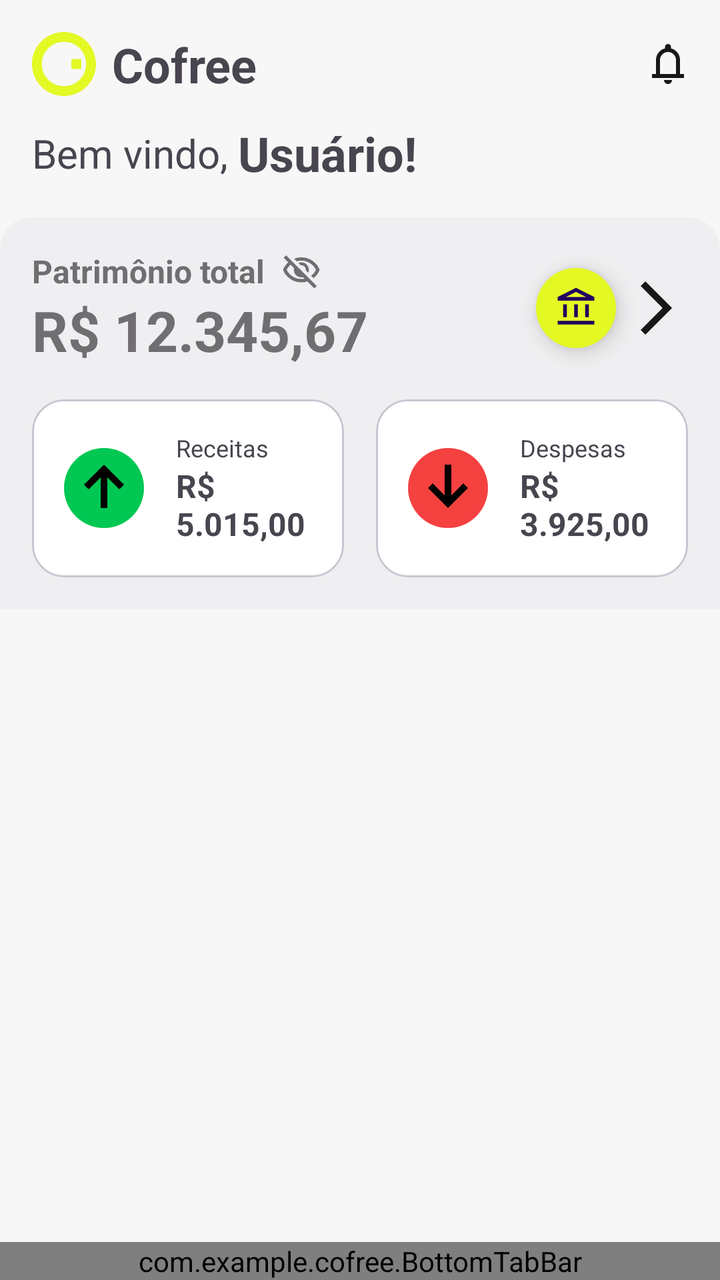
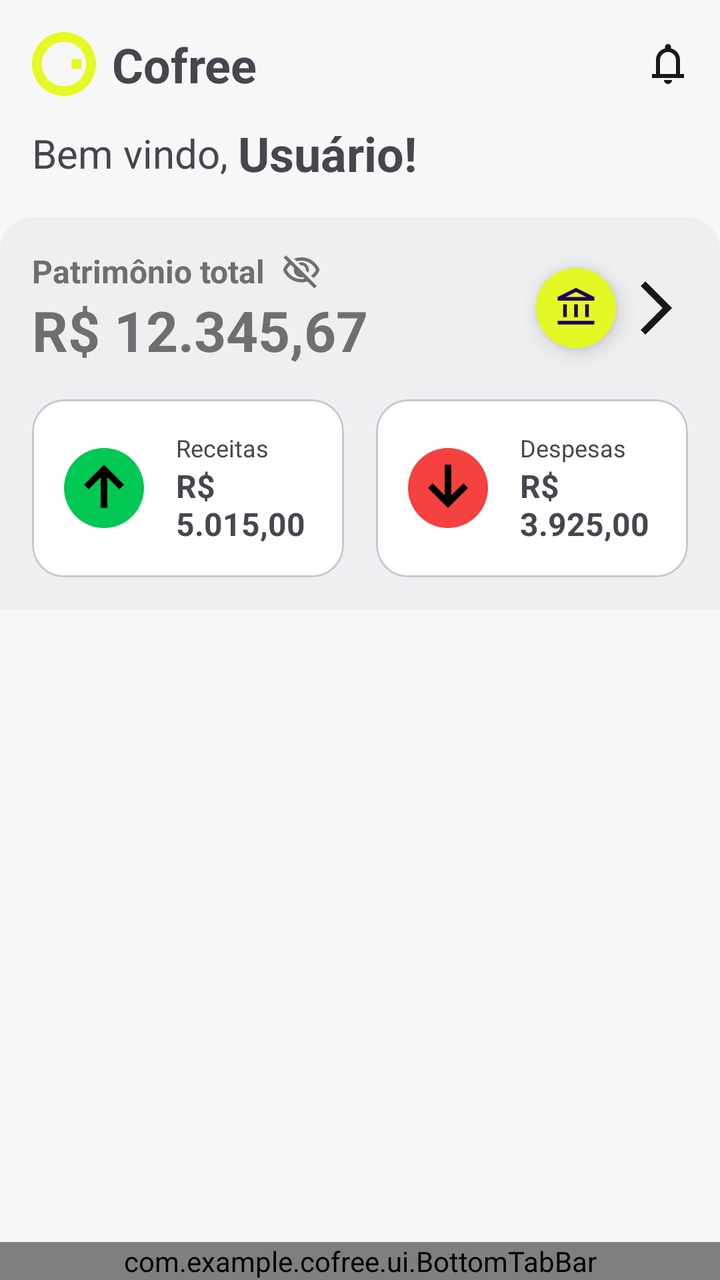

Before-and-after screenshots of an Android layout around one commit, followed by the original layout XML and the change that was made.
<!-- AndroidManifest.xml: application theme Theme.Cofree -->
<!-- res/layout/activity_home.xml -->
<?xml version="1.0" encoding="utf-8"?>
<androidx.constraintlayout.widget.ConstraintLayout xmlns:android="http://schemas.android.com/apk/res/android"
    xmlns:app="http://schemas.android.com/apk/res-auto"
    xmlns:tools="http://schemas.android.com/tools"
    android:id="@+id/main"
    android:layout_width="match_parent"
    android:layout_height="match_parent"
    android:background="@color/primary"
    tools:context=".Home">

    <LinearLayout
        android:id="@+id/header"
        android:layout_width="match_parent"
        android:layout_height="wrap_content"
        android:background="@color/primary"
        android:orientation="vertical"
        android:paddingHorizontal="16dp"
        android:paddingVertical="16dp"

        app:layout_constraintEnd_toEndOf="parent"
        app:layout_constraintStart_toStartOf="parent"
        app:layout_constraintTop_toTopOf="parent">

        <LinearLayout
            android:layout_width="match_parent"
            android:layout_height="wrap_content"
            android:gravity="center"
            android:orientation="horizontal">

            <LinearLayout
                android:layout_width="0dp"
                android:layout_height="wrap_content"
                android:layout_weight="1"
                android:gravity="center_vertical"
                android:orientation="horizontal">

                <ImageView
                    android:layout_width="32dp"
                    android:layout_height="32dp"
                    android:src="@drawable/logo" />

                <TextView
                    android:layout_width="0dp"
                    android:layout_height="wrap_content"
                    android:layout_marginLeft="8dp"
                    android:layout_weight="1"
                    android:text="Cofree"
                    android:textSize="24sp"
                    android:textStyle="bold" />
            </LinearLayout>

            <ImageView
                android:layout_width="20dp"
                android:layout_height="20dp"
                android:src="@drawable/ic_notifications" />

        </LinearLayout>

        <LinearLayout
            android:layout_width="match_parent"
            android:layout_height="wrap_content"
            android:layout_marginTop="12dp"
            android:gravity="center_vertical"
            android:orientation="horizontal">

            <TextView
                android:layout_width="wrap_content"
                android:layout_height="wrap_content"
                android:text="Bem vindo, "
                android:textSize="20sp" />

            <TextView
                android:id="@+id/nome_usuario"
                android:layout_width="wrap_content"
                android:layout_height="wrap_content"
                android:text="Usuário!"
                android:textSize="24sp"
                android:textStyle="bold" />
        </LinearLayout>
    </LinearLayout>

    <ScrollView
        android:layout_width="match_parent"
        android:layout_height="wrap_content"
        app:layout_constraintEnd_toEndOf="parent"
        app:layout_constraintStart_toStartOf="parent"
        app:layout_constraintTop_toBottomOf="@id/header">

        <LinearLayout
            android:layout_width="match_parent"
            android:layout_height="match_parent"
            android:background="@drawable/bg_home_main"
            android:orientation="vertical"
            android:paddingHorizontal="16dp"
            android:paddingBottom="16dp">

            <LinearLayout
                android:layout_width="match_parent"
                android:layout_height="wrap_content"
                android:layout_marginTop="16dp"
                android:gravity="center_vertical"
                android:orientation="horizontal">

                <LinearLayout
                    android:layout_width="0dp"
                    android:layout_height="wrap_content"
                    android:layout_weight="1"
                    android:orientation="vertical">

                    <LinearLayout
                        android:layout_width="wrap_content"
                        android:layout_height="wrap_content"
                        android:gravity="center_vertical"
                        android:orientation="horizontal">

                        <TextView
                            android:layout_width="wrap_content"
                            android:layout_height="wrap_content"
                            android:text="Patrimônio total"
                            android:textColor="@color/text_secondary"
                            android:textSize="16sp"
                            android:textStyle="bold" />

                        <ImageView
                            android:layout_width="20dp"
                            android:layout_height="20dp"
                            android:layout_marginLeft="8dp"
                            android:src="@drawable/ic_visibility_off" />
                    </LinearLayout>

                    <TextView
                        android:id="@+id/txt_saldo"
                        android:layout_width="wrap_content"
                        android:layout_height="wrap_content"
                        android:text="R$ 12.345,67"
                        android:textColor="@color/text_secondary"
                        android:textSize="28sp"
                        android:textStyle="bold" />
                </LinearLayout>

                <com.google.android.material.floatingactionbutton.FloatingActionButton
                    android:id="@+id/button_contas"
                    android:layout_width="40dp"
                    android:layout_height="40dp"
                    android:contentDescription="Contas"
                    android:src="@drawable/ic_account_balance"
                    app:backgroundTint="@color/green_cofree"
                    app:fabCustomSize="40dp"
                    app:maxImageSize="22dp"

                    app:shapeAppearanceOverlay="@style/ShapeAppearance.Cofree.Circle" />


                <ImageView
                    android:layout_width="32dp"
                    android:layout_height="32dp"
                    android:src="@drawable/ic_chevron_right" />


            </LinearLayout>

            <LinearLayout
                android:layout_width="match_parent"
                android:layout_height="wrap_content"
                android:layout_marginTop="16dp"
                android:gravity="center_vertical"
                android:orientation="horizontal">

                
                <com.google.android.material.card.MaterialCardView
                    android:layout_width="0dp"
                    android:layout_height="wrap_content"
                    android:layout_marginEnd="8dp"
                    android:layout_weight="1"
                    app:cardBackgroundColor="@color/surface"
                    app:cardCornerRadius="16dp"
                    app:cardElevation="0dp">

                    <LinearLayout
                        android:layout_width="match_parent"
                        android:layout_height="match_parent"
                        android:gravity="center_vertical"
                        android:orientation="horizontal"
                        android:padding="16dp">

                        <ImageView
                            android:layout_width="40dp"
                            android:layout_height="40dp"
                            android:background="@drawable/bg_circle_income"
                            android:src="@drawable/ic_arrow_up" />

                        <LinearLayout
                            android:layout_width="0dp"
                            android:layout_height="wrap_content"
                            android:layout_marginStart="16dp"
                            android:layout_weight="1"
                            android:orientation="vertical">

                            <TextView
                                android:layout_width="wrap_content"
                                android:layout_height="wrap_content"
                                android:text="Receitas"
                                android:textSize="12sp" />

                            <TextView
                                android:layout_width="wrap_content"
                                android:layout_height="wrap_content"
                                android:text="R$ 5.015,00"
                                android:textSize="16sp"
                                android:textStyle="bold" />

                        </LinearLayout>

                    </LinearLayout>

                </com.google.android.material.card.MaterialCardView>

                <com.google.android.material.card.MaterialCardView
                    android:layout_width="0dp"
                    android:layout_height="wrap_content"
                    android:layout_marginStart="8dp"
                    android:layout_weight="1"
                    app:cardBackgroundColor="@color/surface"
                    app:cardCornerRadius="16dp"
                    app:cardElevation="0dp">

                    <LinearLayout
                        android:layout_width="match_parent"
                        android:layout_height="match_parent"
                        android:gravity="center_vertical"
                        android:orientation="horizontal"
                        android:padding="16dp">

                        <ImageView
                            android:layout_width="40dp"
                            android:layout_height="40dp"
                            android:background="@drawable/bg_circle_expense"
                            android:src="@drawable/ic_arrow_down" />

                        <LinearLayout
                            android:layout_width="0dp"
                            android:layout_height="wrap_content"
                            android:layout_marginStart="16dp"
                            android:layout_weight="1"
                            android:orientation="vertical">

                            <TextView
                                android:layout_width="wrap_content"
                                android:layout_height="wrap_content"
                                android:text="Despesas"
                                android:textSize="12sp" />

                            <TextView
                                android:layout_width="wrap_content"
                                android:layout_height="wrap_content"
                                android:text="R$ 3.925,00"
                                android:textSize="16sp"
                                android:textStyle="bold" />

                        </LinearLayout>

                    </LinearLayout>

                </com.google.android.material.card.MaterialCardView>

                


            </LinearLayout>
        </LinearLayout>


    </ScrollView>

    <com.example.cofree.BottomTabBar
        android:layout_width="match_parent"
        android:layout_height="wrap_content"
        app:layout_constraintBottom_toBottomOf="parent"
        app:layout_constraintEnd_toEndOf="parent"
        app:layout_constraintStart_toStartOf="parent" />
</androidx.constraintlayout.widget.ConstraintLayout>
<!-- resources referenced by this layout -->
<resources>
  <color name="green_cofree">#e4f824</color>
  <color name="primary">#f7f7f8</color>
  <color name="surface">#ffffff</color>
  <color name="text_secondary">#706e71</color>
  <!-- drawable bg_circle_expense (drawable) -->
  <shape xmlns:android="http://schemas.android.com/apk/res/android"
      android:shape="oval">
  
      <solid android:color="@color/expense" />
  
  </shape>
  <!-- drawable bg_circle_income (drawable) -->
  <shape xmlns:android="http://schemas.android.com/apk/res/android"
      android:shape="oval">
  
      <solid android:color="@color/income" />
  
  </shape>
  <!-- drawable bg_home_main (drawable) -->
  <?xml version="1.0" encoding="utf-8"?>
  <shape xmlns:android="http://schemas.android.com/apk/res/android"
      android:shape="rectangle">
  
      <solid android:color="@color/medium" />
  
      <corners
          android:topLeftRadius="16dp"
          android:topRightRadius="16dp"
          android:bottomLeftRadius="0dp"
          android:bottomRightRadius="0dp" />
  
  </shape>
  <!-- drawable ic_account_balance (drawable) -->
  <vector xmlns:android="http://schemas.android.com/apk/res/android" android:height="24dp" android:tint="#000000" android:viewportHeight="960" android:viewportWidth="960" android:width="24dp">
        
      <path android:fillColor="@color/black" android:pathData="M200,680L200,400L280,400L280,680L200,680ZM440,680L440,400L520,400L520,680L440,680ZM80,840L80,760L880,760L880,840L80,840ZM680,680L680,400L760,400L760,680L680,680ZM80,320L80,240L480,40L880,240L880,320L80,320ZM258,240L480,240L702,240L258,240ZM258,240L702,240L480,130L258,240Z"/>
      
  </vector>
  <!-- drawable ic_arrow_down (drawable) -->
  <vector xmlns:android="http://schemas.android.com/apk/res/android" android:height="24dp" android:tint="#000000" android:viewportHeight="960" android:viewportWidth="960" android:width="24dp">
        
      <path android:fillColor="@android:color/white" android:pathData="M480,720L240,480L296,424L440,568L440,200L520,200L520,568L664,424L720,480L480,720Z"/>
      
  </vector>
  <!-- drawable ic_arrow_up (drawable) -->
  <vector xmlns:android="http://schemas.android.com/apk/res/android" android:height="24dp" android:tint="#000000" android:viewportHeight="960" android:viewportWidth="960" android:width="24dp">
        
      <path android:fillColor="@android:color/white" android:pathData="M440,720L440,352L296,496L240,440L480,200L720,440L664,496L520,352L520,720L440,720Z"/>
      
  </vector>
  <!-- drawable ic_chevron_right (drawable) -->
  <vector xmlns:android="http://schemas.android.com/apk/res/android" android:autoMirrored="true" android:height="24dp" android:tint="@color/text_primary" android:viewportHeight="960" android:viewportWidth="960" android:width="24dp">
        
      <path android:fillColor="@android:color/white" android:pathData="M321,880L250,809L579,480L250,151L321,80L721,480L321,880Z"/>
      
  </vector>
  <style name="ShapeAppearance.Cofree.Circle" parent="ShapeAppearance.Material3.Corner.Full" />
  <style name="Theme.Cofree" parent="Base.Theme.Cofree" />
  <color name="expense">#f64141</color>
  <color name="income">#00c853</color>
  <color name="medium">#efeff1</color>
  <color name="black">#FF000000</color>
  <color name="text_primary">#191719</color>
  <color name="transfer">#706e71</color>
  <style name="Base.Theme.Cofree" parent="Theme.Material3.DayNight.NoActionBar">
          <item name="colorPrimary">@color/text_primary</item>
          <item name="colorPrimaryContainer">@color/text_primary</item>
          <item name="colorAccent">@color/text_secondary</item>
          <item name="colorSurface">@color/surface</item>
          <item name="android:colorBackground">@color/primary</item>
  
      </style>
  <!-- unchanged entries left out for length: 3 -->
</resources>

<!-- the commit's change to res/layout/activity_home.xml (unified diff, before → after) -->
@@ -6,7 +6,7 @@
     android:layout_width="match_parent"
     android:layout_height="match_parent"
     android:background="@color/primary"
-    tools:context=".Home">
+    tools:context=".activities.Home">
 
     <LinearLayout
         android:id="@+id/header"
@@ -272,7 +272,7 @@
 
     </ScrollView>
 
-    <com.example.cofree.BottomTabBar
+    <com.example.cofree.ui.BottomTabBar
         android:layout_width="match_parent"
         android:layout_height="wrap_content"
         app:layout_constraintBottom_toBottomOf="parent"
